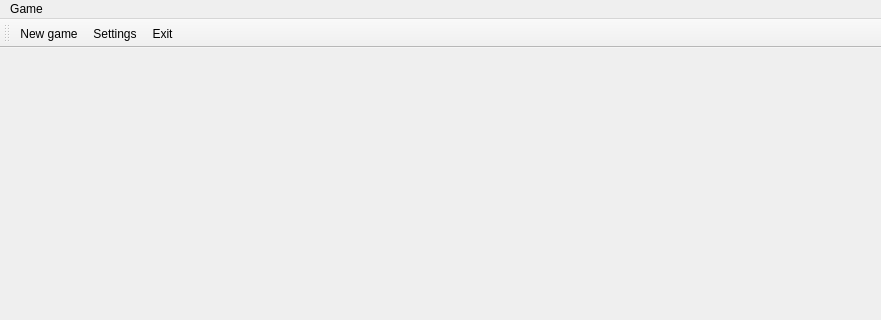
Qt form solonoble.ui (RafalUzarowicz/SoloNoble) before a commit; both pictures show x 0 to 881 and y 0 to 320 of the 881 by 660 pixel window.
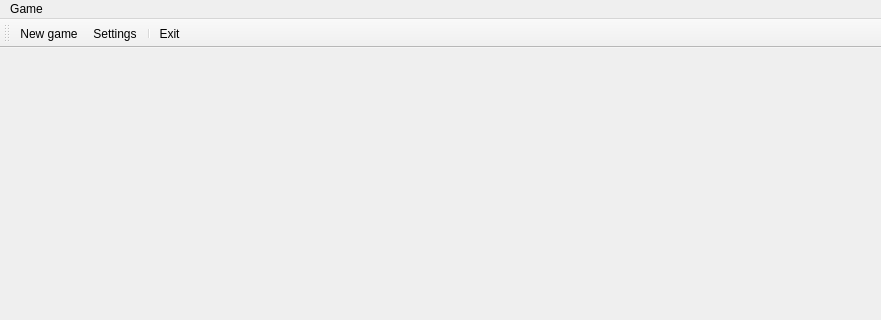
The same form after that commit.

Patch:
```diff
--- a/solonoble.ui
+++ b/solonoble.ui
@@ -55,6 +55,7 @@
    </attribute>
    <addaction name="actionNew_game"/>
    <addaction name="action_Settings"/>
+   <addaction name="separator"/>
    <addaction name="actionExit"/>
   </widget>
   <action name="actionNew_game">
```
Left out of the diff: 28 changed lines with no effect on the pictures.
